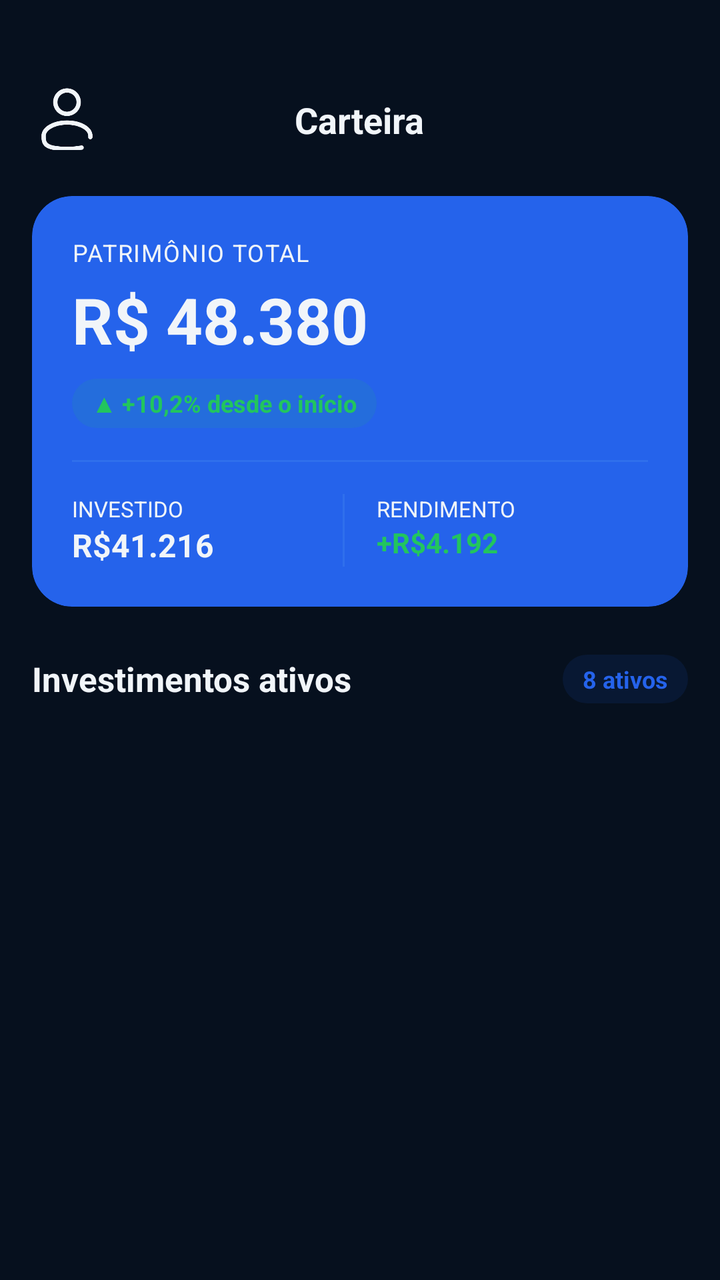
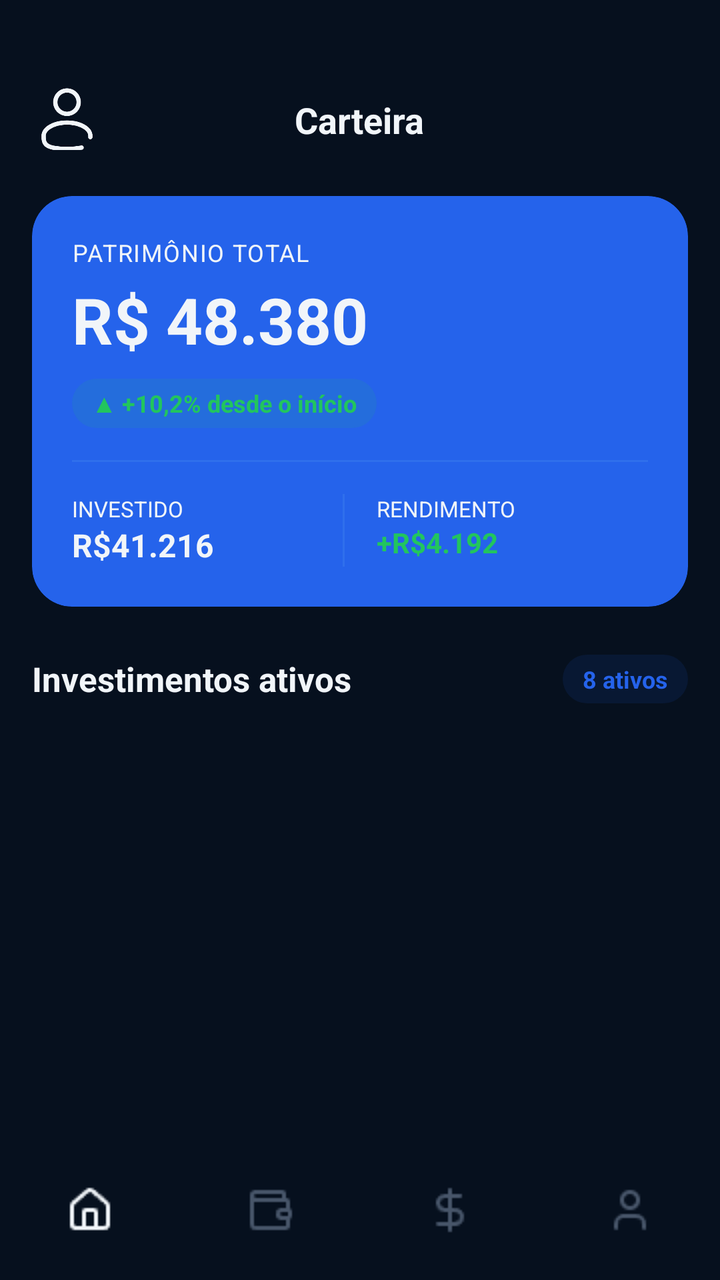

An Android layout rendered at two revisions. The XML below is the earlier revision; the diff shows what the commit changed to produce the second picture.
<!-- AndroidManifest.xml: application theme Theme.AccurancyMobileApp -->
<!-- res/layout/activity_wallet.xml -->
<?xml version="1.0" encoding="utf-8"?>
<androidx.coordinatorlayout.widget.CoordinatorLayout
    xmlns:android="http://schemas.android.com/apk/res/android"
    xmlns:app="http://schemas.android.com/apk/res-auto"
    xmlns:tools="http://schemas.android.com/tools"
    android:layout_width="match_parent"
    android:layout_height="match_parent"
    android:background="@color/bg_deep">

    <androidx.core.widget.NestedScrollView
        android:layout_width="match_parent"
        android:layout_height="wrap_content">

        <LinearLayout
            android:layout_width="match_parent"
            android:layout_height="wrap_content"
            android:orientation="vertical"
            android:paddingBottom="24dp">

            <RelativeLayout
                android:layout_width="match_parent"
                android:layout_height="wrap_content"
                android:paddingStart="8dp"
                android:paddingEnd="16dp"
                android:paddingBottom="5dp"
                android:layout_marginBottom="10dp"
                android:layout_marginTop="40dp">

                <ImageButton
                    android:id="@+id/btnBack"
                    android:layout_width="35dp"
                    android:layout_height="35dp"
                    android:layout_alignParentStart="true"
                    android:layout_centerVertical="true"
                    android:layout_marginStart="8sp"
                    android:background="?attr/selectableItemBackground"
                    android:scaleType="fitCenter"
                    android:src="@drawable/usersvgrepocom"
                    app:tint="@color/text_primary" />

                <TextView
                    android:layout_width="wrap_content"
                    android:layout_height="wrap_content"
                    android:layout_centerInParent="true"
                    android:text="Carteira"
                    android:textColor="@color/text_primary"
                    android:textSize="18dp"
                    android:textStyle="bold"/>

            </RelativeLayout>

            <androidx.cardview.widget.CardView
                android:layout_width="match_parent"
                android:layout_height="wrap_content"
                android:layout_marginHorizontal="16dp"
                android:layout_marginTop="8dp"
                app:cardBackgroundColor="@color/primary_blue"
                app:cardCornerRadius="20dp"
                app:cardElevation="0dp">
                
                <LinearLayout
                    android:layout_width="match_parent"
                    android:layout_height="wrap_content"
                    android:orientation="vertical"
                    android:padding="20dp">
                    
                    <TextView
                        android:layout_width="wrap_content"
                        android:layout_height="wrap_content"
                        android:letterSpacing="0.05"
                        android:text="PATRIMÔNIO TOTAL"
                        android:textColor="@color/text_primary"
                        android:textSize="12sp"/>

                    <TextView
                        android:layout_width="wrap_content"
                        android:layout_height="wrap_content"
                        android:layout_marginTop="4dp"
                        android:text="R$ 48.380"
                        android:textColor="@color/text_primary"
                        android:textSize="32dp"
                        android:textStyle="bold" />

                    <TextView
                        android:id="@+id/tagVariacao"
                        android:layout_width="wrap_content"
                        android:layout_height="wrap_content"
                        android:layout_marginTop="8dp"
                        android:background="@drawable/bg_tag_positivo"
                        android:paddingHorizontal="10dp"
                        android:paddingVertical="4dp"
                        android:text="▲ +10,2% desde o início"
                        android:textColor="@color/green_positive"
                        android:textSize="12sp"
                        android:textStyle="bold"/>

                    <View
                        android:layout_width="match_parent"
                        android:layout_height="1dp"
                        android:layout_marginTop="16dp"
                        android:background="#3355A0F0" />

                    <LinearLayout
                        android:layout_width="match_parent"
                        android:layout_height="wrap_content"
                        android:layout_marginTop="16dp"
                        android:orientation="horizontal">

                        <LinearLayout
                            android:layout_width="0dp"
                            android:layout_height="wrap_content"
                            android:layout_weight="1"
                            android:orientation="vertical" >

                            <TextView
                                android:layout_width="wrap_content"
                                android:layout_height="wrap_content"
                                android:text="INVESTIDO"
                                android:textColor="@color/text_primary"
                                android:textSize="11sp" />

                            <TextView
                                android:layout_width="wrap_content"
                                android:layout_height="wrap_content"
                                android:text="R$41.216"
                                android:textColor="@color/text_primary"
                                android:textSize="16sp"
                                android:textStyle="bold"/>
                        </LinearLayout>
                        
                        
                        <View
                            android:layout_width="1dp"
                            android:layout_height="match_parent"
                            android:background="#3355A0F0" />
                        
                        <LinearLayout
                            android:layout_width="0dp"
                            android:layout_height="wrap_content"
                            android:layout_marginStart="16dp"
                            android:layout_weight="1"
                            android:orientation="vertical" >

                            <TextView
                                android:layout_width="wrap_content"
                                android:layout_height="wrap_content"
                                android:text="RENDIMENTO"
                                android:textColor="@color/text_primary"
                                android:textSize="11sp" />

                            <TextView
                                android:layout_width="wrap_content"
                                android:layout_height="wrap_content"
                                android:text="+R$4.192"
                                android:textColor="@color/green_positive"
                                android:textStyle="bold" />
                        </LinearLayout>
                    </LinearLayout>
                </LinearLayout>
            </androidx.cardview.widget.CardView>

            <LinearLayout
                android:layout_width="match_parent"
                android:layout_height="wrap_content"
                android:gravity="center_vertical"
                android:orientation="horizontal"
                android:layout_marginHorizontal="16dp"
                android:paddingTop="24dp"
                android:paddingBottom="8dp">
                
                <TextView
                    android:layout_width="0dp"
                    android:layout_height="wrap_content"
                    android:layout_weight="1"
                    android:text="Investimentos ativos"
                    android:textColor="@color/text_primary"
                    android:textSize="17sp"
                    android:textStyle="bold" />

                <TextView
                    android:layout_width="wrap_content"
                    android:layout_height="wrap_content"
                    android:background="@drawable/bg_tag_info"
                    android:text="8 ativos"
                    android:paddingHorizontal="10dp"
                    android:paddingVertical="4dp"
                    android:textColor="@color/primary_blue"
                    android:textSize="12sp"
                    android:textStyle="bold" />


            </LinearLayout>

            <androidx.recyclerview.widget.RecyclerView
                android:id="@+id/recyclerInvestimentos"
                android:layout_width="match_parent"
                android:layout_height="wrap_content"
                android:nestedScrollingEnabled="false"
                android:paddingHorizontal="16dp"
                tools:itemCount="8"
                tools:listitem="@layout/item_investiment" />

        </LinearLayout>

    </androidx.core.widget.NestedScrollView>
</androidx.coordinatorlayout.widget.CoordinatorLayout>
<!-- res/layout/item_investiment.xml (included above) -->
<?xml version="1.0" encoding="utf-8"?>
<LinearLayout xmlns:android="http://schemas.android.com/apk/res/android"
    android:layout_width="match_parent"
    android:layout_height="wrap_content"
    xmlns:tools="http://schemas.android.com/tools"
    android:orientation="horizontal"
    android:gravity="center_vertical"
    android:background="?attr/selectableItemBackground"
    android:paddingVertical="10dp">

    
    <TextView
        android:id="@+id/txtIconAtivo"
        android:layout_width="44dp"
        android:layout_height="44dp"
        android:layout_marginEnd="12dp"
        android:background="@drawable/bg_icon_circle"
        android:gravity="center"
        android:text="B"
        android:textColor="@android:color/white"
        android:textStyle="bold"
        tools:ignore="HardcodedText" />
    
    <LinearLayout
        android:layout_width="0dp"
        android:layout_height="wrap_content"
        android:layout_weight="1"
        android:orientation="vertical">

        <TextView
            android:id="@+id/txtNomeAtivo"
            android:layout_width="wrap_content"
            android:layout_height="wrap_content"
            android:text="Bitcoin"
            android:textColor="@color/text_primary"
            android:textSize="15sp"
            android:textStyle="bold"/>
        
        <TextView
            android:id="@+id/txtSubtituloAtivo"
            android:layout_width="wrap_content"
            android:layout_height="wrap_content"
            android:text="Qualquer coisa"
            android:layout_marginTop="2dp"
            android:textColor="@color/text_secondary"
            android:textSize="12sp"/>

    </LinearLayout>
    
    <LinearLayout
        android:layout_width="wrap_content"
        android:layout_height="wrap_content"
        android:orientation="vertical"
        android:gravity="end">
        
        <TextView
            android:id="@+id/txtValorAtivo"
            android:layout_width="wrap_content"
            android:layout_height="wrap_content"
            android:text="R$ 99999"
            android:textColor="@color/text_primary"
            android:textSize="15sp"
            android:textStyle="bold"/>

        <TextView
            android:id="@+id/txtVariacaoAtivo"
            android:layout_width="wrap_content"
            android:layout_height="wrap_content"
            android:layout_marginTop="2dp"
            android:text="▲ +18,4%"
            android:textColor="@color/green_positive"
            android:textSize="12sp"
            android:textStyle="bold"/>

    </LinearLayout>
</LinearLayout>
<!-- resources referenced by this layout -->
<resources>
  <color name="bg_deep">#FF06101E</color>
  <color name="green_positive">#22C55E</color>
  <color name="primary_blue">#FF2563EB</color>
  <color name="text_primary">#FFF1F5F9</color>
  <color name="text_secondary">#FF475569</color>
  <!-- drawable bg_icon_circle (drawable) -->
  <?xml version="1.0" encoding="utf-8"?>
  <shape xmlns:android="http://schemas.android.com/apk/res/android"
      android:shape="oval">
      <solid android:color="@color/primary_blue" />
  </shape>
  <!-- drawable bg_tag_info (drawable) -->
  <?xml version="1.0" encoding="utf-8"?>
  <shape xmlns:android="http://schemas.android.com/apk/res/android"
      android:shape="rectangle">
      <solid android:color="#1A2563EB" />
      <corners android:radius="20dp" />
  </shape>
  <!-- drawable bg_tag_positivo (drawable) -->
  <?xml version="1.0" encoding="utf-8"?>
  <shape xmlns:android="http://schemas.android.com/apk/res/android"
      android:shape="rectangle">
      <solid android:color="#1A22C55E" />
      <corners android:radius="20dp" />
  </shape>
  <!-- drawable usersvgrepocom: png bitmap (drawable, 8716 bytes) -->
  <style name="Theme.AccurancyMobileApp" parent="Base.Theme.AccurancyMobileApp" />
  <style name="Base.Theme.AccurancyMobileApp" parent="Theme.Material3.DayNight.NoActionBar">
          
          
      </style>
</resources>

<!-- the commit's change to res/layout/activity_wallet.xml (unified diff, before → after) -->
@@ -194,15 +194,26 @@
             <androidx.recyclerview.widget.RecyclerView
                 android:id="@+id/recyclerInvestimentos"
                 android:layout_width="match_parent"
-                android:layout_height="wrap_content"
+                android:layout_height="287dp"
                 android:nestedScrollingEnabled="false"
                 android:paddingHorizontal="16dp"
                 tools:itemCount="8"
                 tools:listitem="@layout/item_investiment" />
-
         </LinearLayout>
-
     </androidx.core.widget.NestedScrollView>
+
+    <com.google.android.material.bottomnavigation.BottomNavigationView
+        android:id="@+id/bottomNavigation"
+        android:layout_width="match_parent"
+        android:layout_height="70dp"
+        android:layout_alignParentBottom="true"
+        android:background="@color/bg_deep"
+        app:menu="@menu/bottom_menu"
+
+        app:itemActiveIndicatorStyle="@null"
+        app:labelVisibilityMode="unlabeled"
+        app:itemIconTint="@color/buttom_nav_colors"
+        android:layout_gravity="bottom"/>
 </androidx.coordinatorlayout.widget.CoordinatorLayout>
 <!-- res/layout/item_investiment.xml (included above) -->
 <?xml version="1.0" encoding="utf-8"?>
